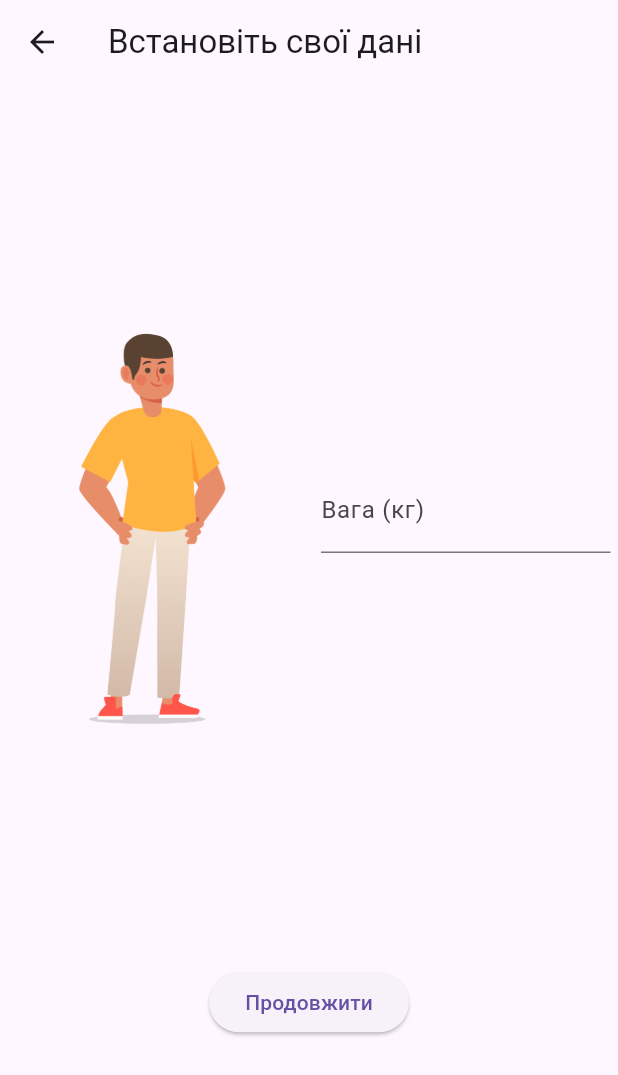
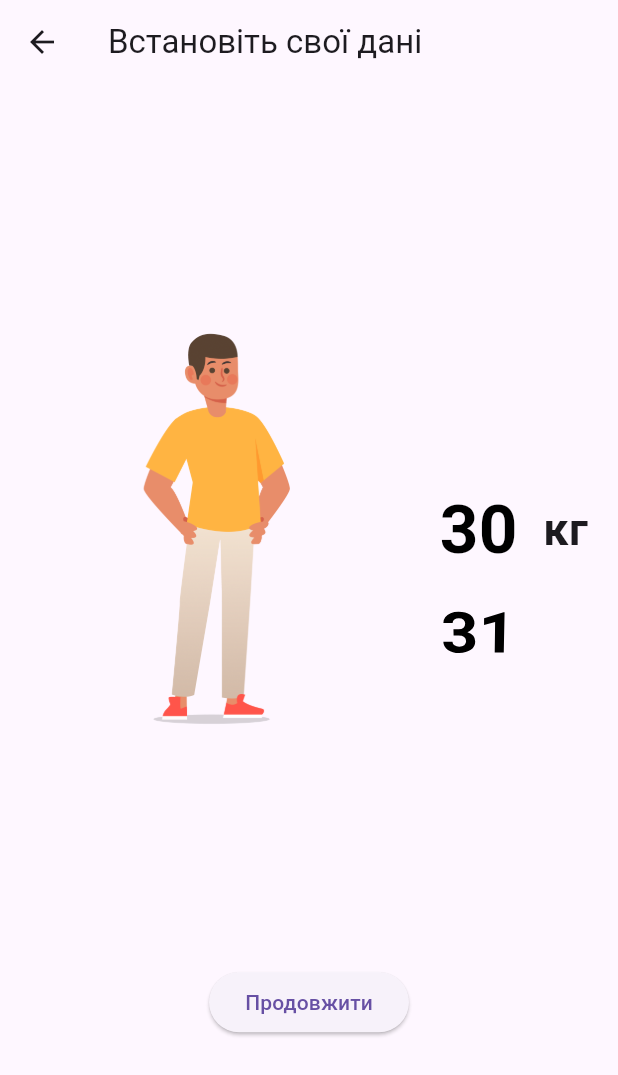
Before and after one commit to ocheresh/DrinkUp, a Flutter app: the UserInfoScreen screen opened by its route, on a phone screen of 412 x 824 dp. Shown: the top 1075 px of the screen. Run offline on Flutter 3.47's test engine with Material 3 defaults, Android fonts, the phone set to English and light mode, and no system bars; our stand-ins replace flutter_riverpod, introduction_screen, shared_preferences; missing offline and left inert: wheel_picker; accounts and stored records are empty.

Commit message:
add sett screens

```diff
--- a/drinkup/lib/screens/user_info_screen.dart
+++ b/drinkup/lib/screens/user_info_screen.dart
@@ -1,5 +1,6 @@
 import 'package:flutter/material.dart';
 import 'package:shared_preferences/shared_preferences.dart';
+import 'package:wheel_picker/wheel_picker.dart';
 
 class UserInfoScreen extends StatefulWidget {
   const UserInfoScreen({super.key});
@@ -12,6 +13,10 @@ class _UserInfoScreenState extends State<UserInfoScreen> {
   final _formKey = GlobalKey<FormState>();
   String _gender = "male"; // за замовчуванням чоловік
   double? _weight;
+
+  final List<int> weights = List.generate(200, (i) => i + 30);
+
+  int selectedIndex = 0; // стан вибраного елемента
 
   Future<void> _saveData() async {
     if (_formKey.currentState!.validate()) {
@@ -71,34 +76,79 @@ class _UserInfoScreenState extends State<UserInfoScreen> {
                     ),
                   ),
                 ),
-                const SizedBox(width: 16),
+
+                Row(
+                  mainAxisAlignment: MainAxisAlignment.center,
+                  children: [
+                    // Колесо з числами
+                    SizedBox(
+                      height: 210, // висота колеса
+                      width: 70, // ширина колеса
+                      child: ListWheelScrollView.useDelegate(
+                        itemExtent: 70,
+                        physics: const FixedExtentScrollPhysics(),
+                        onSelectedItemChanged: (index) {
+                          setState(() {
+                            selectedIndex = index;
+                          });
+                        },
+                        childDelegate: ListWheelChildBuilderDelegate(
+                          builder: (context, index) => Center(
+                            child: Text(
+                              weights[index].toString(),
+                              style: const TextStyle(
+                                fontWeight: FontWeight.bold,
+                                fontSize: 45,
+                                color: Colors.black,
+                              ),
+                            ),
+                          ),
+                          childCount: weights.length,
+                        ),
+                      ),
+                    ),
+                    const SizedBox(width: 8),
+                    // Статичний текст "кг"
+                    Padding(
+                      padding: const EdgeInsets.only(right: 15.0),
+                      child: const Text(
+                        "кг",
+                        style: TextStyle(
+                          fontWeight: FontWeight.bold,
+                          fontSize: 30,
+                        ),
+                      ),
+                    ),
+                  ],
+                ),
+
                 // Права частина: форма для ваги
-                Expanded(
-                  flex: 1,
-                  child: Form(
-                    key: _formKey,
-                    child: Column(
-                      mainAxisAlignment: MainAxisAlignment.center,
-                      children: [
-                        TextFormField(
-                          decoration: const InputDecoration(
-                            labelText: "Вага (кг)",
-                          ),
-                          keyboardType: TextInputType.number,
-                          validator: (val) {
-                            if (val == null || val.isEmpty) return "Введи вагу";
-                            final number = double.tryParse(val);
-                            if (number == null || number <= 0)
-                              return "Некоректна вага";
-                            return null;
-                          },
-                          onSaved: (val) => _weight = double.parse(val!),
-                        ),
-                        const SizedBox(height: 24),
-                      ],
-                    ),
-                  ),
-                ),
+                // Expanded(
+                //   flex: 1,
+                //   child: Form(
+                //     key: _formKey,
+                //     child: Column(
+                //       mainAxisAlignment: MainAxisAlignment.center,
+                //       children: [
+                //         TextFormField(
+                //           decoration: const InputDecoration(
+                //             labelText: "Вага (кг)",
+                //           ),
+                //           keyboardType: TextInputType.number,
+                //           validator: (val) {
+                //             if (val == null || val.isEmpty) return "Введи вагу";
+                //             final number = double.tryParse(val);
+                //             if (number == null || number <= 0)
+                //               return "Некоректна вага";
+                //             return null;
+                //           },
+                //           onSaved: (val) => _weight = double.parse(val!),
+                //         ),
+                //         const SizedBox(height: 24),
+                //       ],
+                //     ),
+                //   ),
+                // ),
               ],
             ),
             ElevatedButton(
--- a/drinkup/pubspec.yaml
+++ b/drinkup/pubspec.yaml
@@ -36,6 +36,7 @@ dependencies:
   intl: ^0.19.0
   introduction_screen: ^3.1.12
   shared_preferences: ^2.2.2
+  wheel_picker: ^0.2.2
 
   # The following adds the Cupertino Icons font to your application.
   # Use with the CupertinoIcons class for iOS style icons.
```
